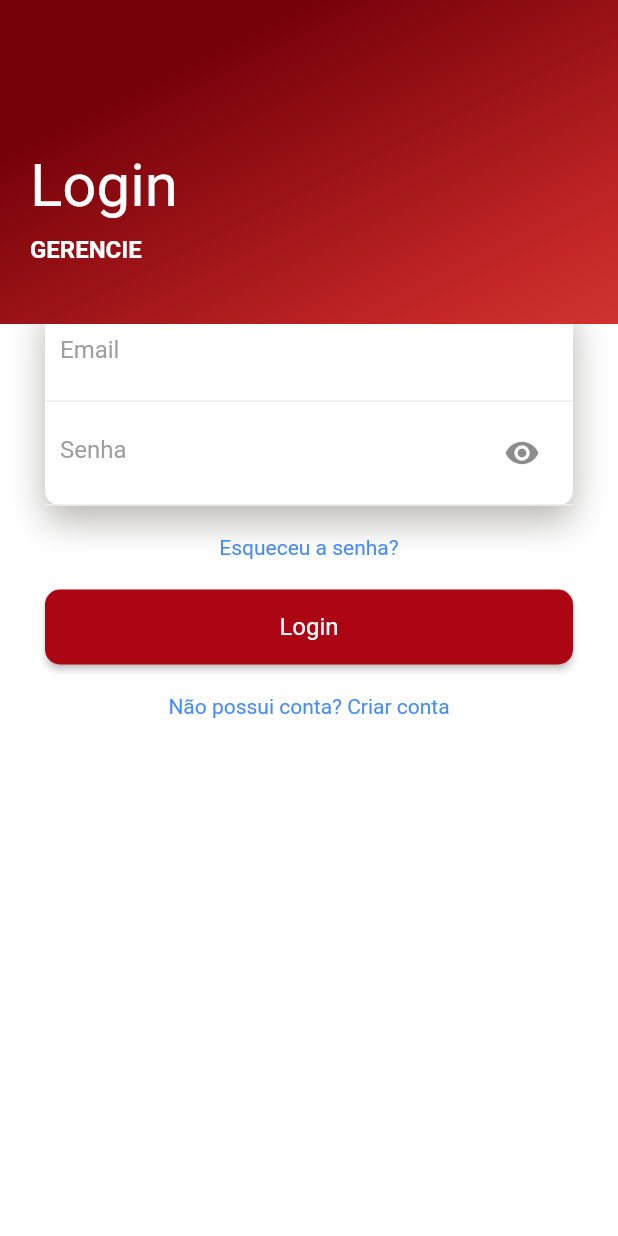
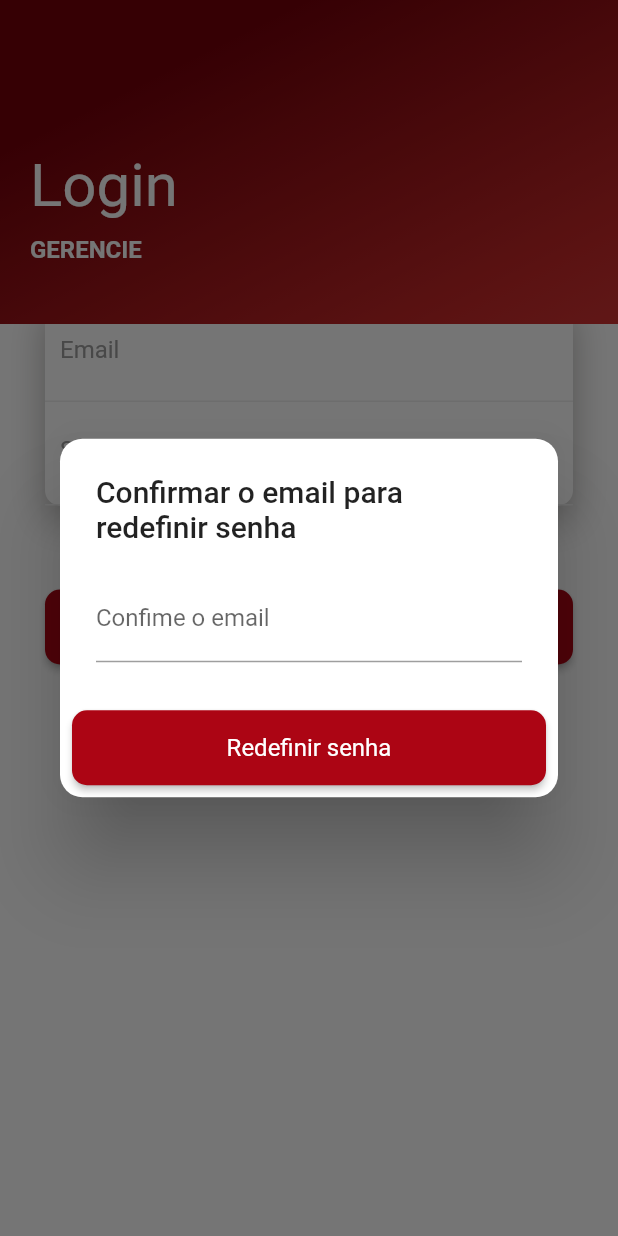
Before and after one commit to juliaelizaps/Food-Truck-manager, a Flutter app: the screen it shows after launch, scrolled down 116 dp, after a tap on "Esqueceu a senha?", on a phone screen of 412 x 824 dp. Run offline on Flutter 3.47's test engine with Material 2 defaults, Android fonts, the phone set to English and light mode, and no system bars; our stand-ins replace animate_do, cloud_firestore, firebase_auth, firebase_core, font_awesome_flutter, material_design_icons_flutter; accounts and stored records are empty.

Commit message:
feat: login page, melhora a funcionalidade

```diff
--- a/lib/src/modules/login/page/login_page.dart
+++ b/lib/src/modules/login/page/login_page.dart
@@ -1,7 +1,9 @@
 import 'package:flutter/material.dart';
+import 'package:gf/src/modules/login/component/show_snackbar.dart';
+import 'package:gf/src/modules/login/services/auth_service.dart';
 import 'package:gf/src/shared/colors/colors.dart';
+import 'package:animate_do/animate_do.dart';
 import '../../../routes/app_routes.dart';
-import 'package:animate_do/animate_do.dart';
 import '../../../shared/components/red_button.dart';
 import '../controller/password_visibility_controller.dart';
 
@@ -20,13 +22,14 @@ class _LoginPageState extends State<LoginPage> {
 
   final _formKey = GlobalKey<FormState>();
   bool isEntrando = true;
+  AuthService authService = AuthService();
 
-  // Simular criação de usuário para teste
-  void _simularCriarUsuario(
-      {required String email, required String senha, required String nome}) {
-    print("Usuário criado: Email: $email, Senha: $senha, Nome: $nome");
-    Navigator.of(context).pushReplacementNamed(AppRouter.home);
-  }
+  // Simular criação de usuário (entra para teste somente)
+  // void _simularCriarUsuario(
+  //     {required String email, required String senha, required String nome}) {
+  //   print("Usuário criado: Email: $email, Senha: $senha, Nome: $nome");
+  //   Navigator.of(context).pushReplacementNamed(AppRouter.home);
+  // }
 
   @override
   Widget build(BuildContext context) {
@@ -176,8 +179,7 @@ class _LoginPageState extends State<LoginPage> {
                                           obscureText: obscureText,
                                           decoration: InputDecoration(
                                             hintText: "Senha",
-                                            hintStyle:
-                                                TextStyle(color: Colors.grey),
+                                            hintStyle:const TextStyle(color: Colors.grey),
                                             border: InputBorder.none,
                                             suffixIcon: IconButton(
                                               icon: Icon(
@@ -255,7 +257,7 @@ class _LoginPageState extends State<LoginPage> {
                                             validator: (value) {
                                               if (value == null ||
                                                   value.isEmpty) {
-                                                return "Insira um nome maior.";
+                                                return "Insira um nome.";
                                               }
                                               return null;
                                             },
@@ -271,15 +273,19 @@ class _LoginPageState extends State<LoginPage> {
                           const SizedBox(
                             height: 20,
                           ),
-                          GestureDetector(
-                            onTap: () {
-                              //Adicionar aqui o caminho para página recuperar a senha
-                            },
-                            child: FadeInUp(
-                              duration: const Duration(milliseconds: 1500),
-                              child: const Text(
-                                "Esqueceu a senha?",
-                                style: TextStyle(color: Colors.blueAccent),
+                          Visibility(
+                            visible: isEntrando,
+                            child: GestureDetector(
+                              onTap: () {
+                                forgotPasswordClicked();
+                                //print('Esqueci a senha clicado!!!!');
+                              },
+                              child: FadeInUp(
+                                duration: const Duration(milliseconds: 1500),
+                                child: const Text(
+                                  "Esqueceu a senha?",
+                                  style: TextStyle(color: Colors.blueAccent),
+                                ),
                               ),
                             ),
                           ),
@@ -293,12 +299,12 @@ class _LoginPageState extends State<LoginPage> {
                               onPressed: () {
                                 if (_formKey.currentState!.validate()) {
                                   if (isEntrando) {
-                                    _entrarUsuario(
+                                    _enterUser(
                                       email: _emailController.text,
                                       senha: _senhaController.text,
                                     );
                                   } else {
-                                    _criarUsuario(
+                                    _createUser(
                                       email: _emailController.text,
                                       senha: _senhaController.text,
                                       nome: _nomeController.text,
@@ -316,7 +322,6 @@ class _LoginPageState extends State<LoginPage> {
                                 setState(() {
                                   isEntrando = !isEntrando;
                                 });
-                                // Reiniciar a validação do formulário para evitar erros
                                 _formKey.currentState?.reset();
                               },
                               child: Text(
@@ -342,18 +347,61 @@ class _LoginPageState extends State<LoginPage> {
     );
   }
 
-  void _entrarUsuario({required String email, required String senha}) {
-    print("Entrar usuário $email, $senha");
+  void _enterUser({required String email, required String senha}) {
+    authService.enterUser(
+        email: email, senha: senha).then((String? error) => {
+      if(error ==null){
+        showSnackBar(context: context, message: 'Usuário logado com sucesso', isError: false),
+        Navigator.of(context).pushReplacementNamed(AppRouter.home)
+      } else{
+        showSnackBar(context: context, message: error)
+      }
+    }
+    );
   }
-  // retirar comentario abaixo quando conectar no autenticador
-  // void _criarUsuario(
-  //     {required String email, required String senha, required String nome}) {
-  //   print("Criar usuário $email, $senha, $nome");
-  // }
 
-  //criado para teste:
-  void _criarUsuario(
-      {required String email, required String senha, required String nome}) {
-    _simularCriarUsuario(email: email, senha: senha, nome: nome);
+  void _createUser({required String email, required String senha, required String nome}) {
+    authService.createUser(
+        email: email, senha: senha, nome:nome).then((String? error) => {
+    if (error==null){
+        showSnackBar(context: context, message: 'Conta criada com sucesso!', isError: false),
+        Navigator.of(context).pushReplacementNamed(AppRouter.home)
+    }else{
+    showSnackBar(context: context, message: error)
+    }
+    });
+
+  }
+
+  forgotPasswordClicked(){
+    String email= _emailController.text;
+    showDialog(
+        context: context,
+        builder:(context){
+          TextEditingController redefiningPasswordController =
+          TextEditingController(text: email);
+          return AlertDialog(
+            title: const Text('Confirmar o email para redefinir senha'),
+            content: TextFormField (controller: redefiningPasswordController,decoration: const InputDecoration(label: Text('Confime o email')),
+            ),
+            shape: const RoundedRectangleBorder(borderRadius: BorderRadius.all(Radius.circular(15))),
+            actions: [
+              RedButton(
+                text: 'Redefinir senha',
+                onPressed: (){
+                  authService.redefinePassword(email: redefiningPasswordController.text).then((String? error) {
+                    if(error == null){
+                      showSnackBar(context: context, message: 'Email de redefinição de senha enviado.', isError: false,
+                      );
+                    } else{
+                      showSnackBar(context: context, message: error);
+                    }
+                    Navigator.pop(context);
+                  });
+                },
+              ),
+            ],
+      );
+    });
   }
 }
--- /dev/null
+++ b/lib/src/modules/login/services/auth_service.dart
@@ -0,0 +1,57 @@
+import 'package:cloud_firestore/cloud_firestore.dart';
+import 'package:firebase_auth/firebase_auth.dart';
+
+class AuthService{
+  final FirebaseAuth _firebaseAuth = FirebaseAuth.instance;
+
+  Future<String?> enterUser({required String email,required String senha}) async {
+    try {
+      await _firebaseAuth.signInWithEmailAndPassword(email: email, password: senha);
+      print('Logado com sucesso!!!!!!');
+    } on FirebaseAuthException catch (e) {
+      switch(e.code){
+        case "INVALID_LOGIN_CREDENTIALS":
+          return "Usuário ou senha incorretos, tente novamente";
+        //case "wrong-password":
+          return "Senha incorreta!";
+      }
+      return e.code;
+    }
+    return null;
+  }
+  Future<String?> createUser({
+    required String email,
+    required String senha,
+    required String nome,
+  }) async{
+    try {
+      UserCredential userCredential = await _firebaseAuth.createUserWithEmailAndPassword(
+          email: email,
+          password: senha
+      );
+
+      await userCredential.user!.updateDisplayName(nome) ;
+      print('Metodo de cadastrar de usuário');
+
+    } on FirebaseAuthException catch (e) {
+      switch(e.code){
+        case 'email-already-in-use':
+        return 'Este e-mail já está em uso por outro usuário!';
+      }
+      return e.code;
+    }
+    return null;
+}
+  Future<String?> redefinePassword({required String email}) async{
+    try{
+      await _firebaseAuth.sendPasswordResetEmail(email: email);
+      print('Esqueci a senha clicado!!!!');
+    }on FirebaseAuthException catch(e){
+      if(e.code == 'unknown'){
+        return('Informe um email');
+      }
+      return e.code;
+    }
+    return null;
+  }
+}
--- a/lib/src/modules/order/components/order_form_modal.dart
+++ b/lib/src/modules/order/components/order_form_modal.dart
@@ -30,7 +30,7 @@ class _OrderFormModalState extends State<OrderFormModal> {
   Future<void> fetchProdutos() async {
     QuerySnapshot<Map<String, dynamic>> snapshot = await _firestore.collection('Produtos').get();
     setState(() {
-      products = snapshot.docs.map((doc) => order_model.OrderProduct.fromMap(doc.data()!)).toList();
+      products = snapshot.docs.map((doc) => order_model.OrderProduct.fromMap(doc.data())).toList();
     });
   }
 
--- a/lib/src/shared/colors/colors.dart
+++ b/lib/src/shared/colors/colors.dart
@@ -13,4 +13,6 @@ class AppColors {
   static const Color sideBarIcons = Color(0xFF2D0505);
   static const Color sweepDeleteColor = Color(0xABEC0303);
   static const Color deleteIconColor = Color(0xFFFFFFFF);
+  static const Color snackBarError = Color(0xFFFC0404);
+  static const Color snackBarSuccess = Color(0xFF5DD90E);
 }
--- a/pubspec.yaml
+++ b/pubspec.yaml
@@ -36,6 +36,7 @@ dependencies:
   firebase_core: ^2.8.0
   cloud_firestore: ^4.4.5
   uuid: ^4.1.0
+  firebase_auth: ^4.3.0
 
 
 dev_dependencies:
```
Also changed, not shown: lib/src/modules/login/component/show_snackbar.dart (added, +10 -0 lines), pubspec.lock, 1 other file.
